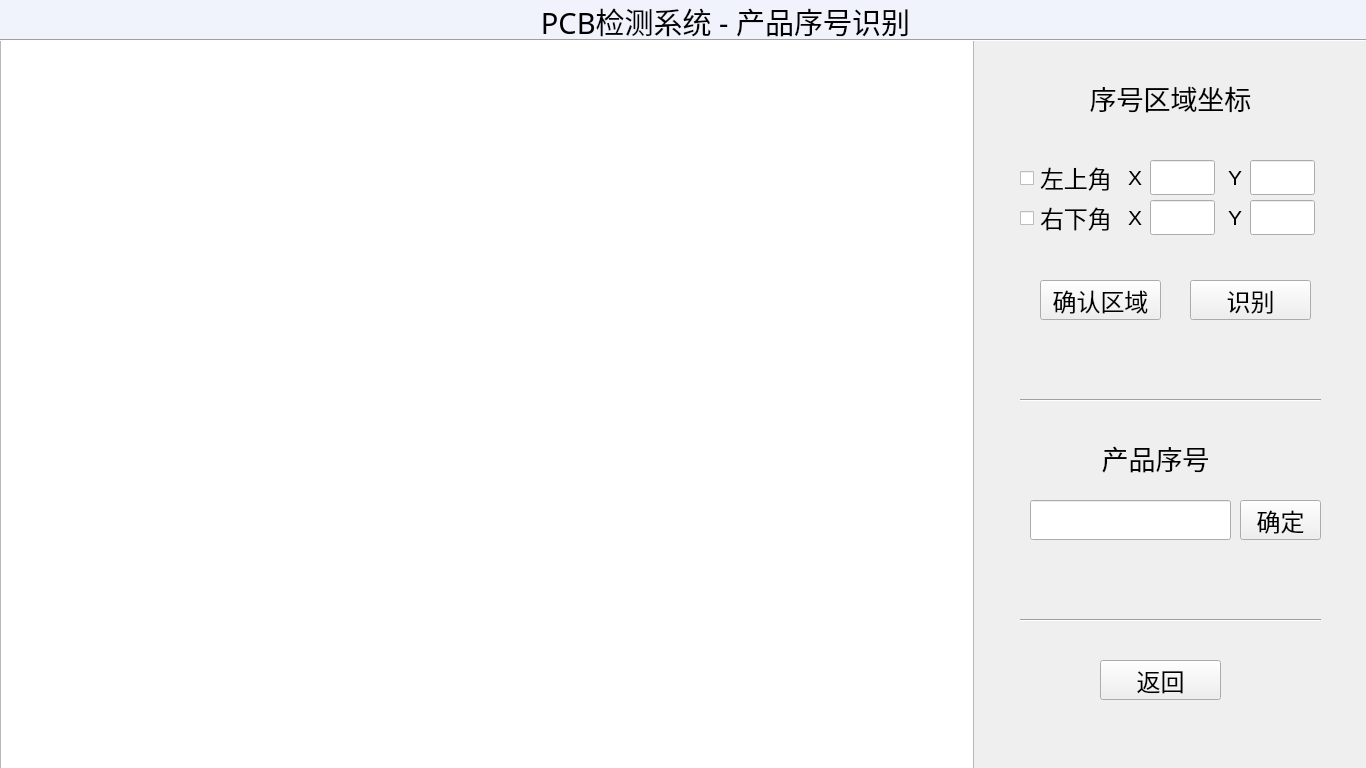
First picture: the form in PCBDetect/ui_1366_768/SerialNumberUI.ui, repository wenyuexin/PCBDetect, before the edit.
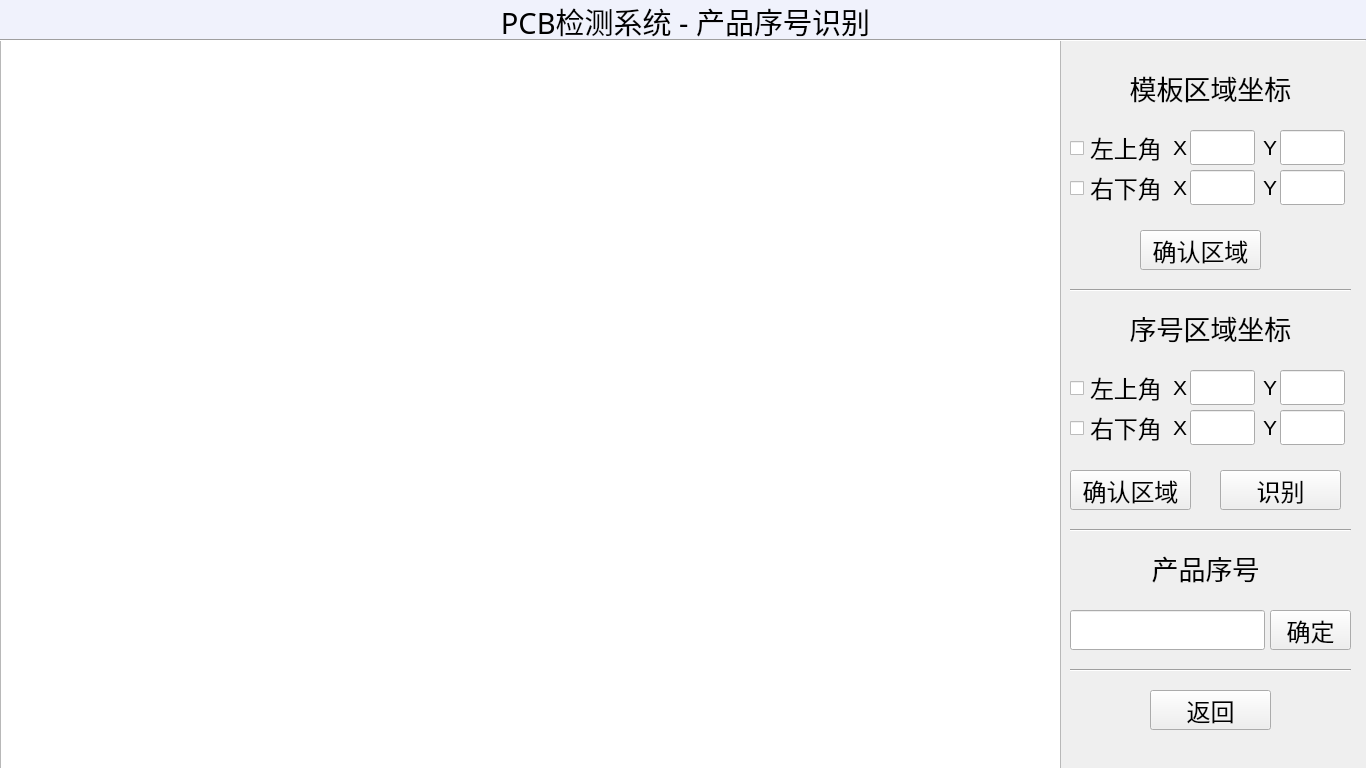
Second picture: the form after the edit.

Diff of the .ui file:
```diff
--- a/PCBDetect/ui_1366_768/SerialNumberUI.ui
+++ b/PCBDetect/ui_1366_768/SerialNumberUI.ui
@@ -18,16 +18,16 @@
     <rect>
      <x>0</x>
      <y>40</y>
-     <width>974</width>
-     <height>731</height>
+     <width>1061</width>
+     <height>729</height>
     </rect>
    </property>
   </widget>
   <widget class="QLineEdit" name="lineEdit_roi_tl_x">
    <property name="geometry">
     <rect>
-     <x>1150</x>
-     <y>160</y>
+     <x>1190</x>
+     <y>370</y>
      <width>65</width>
      <height>35</height>
     </rect>
@@ -37,6 +37,9 @@
      <pointsize>16</pointsize>
     </font>
    </property>
+   <property name="text">
+    <string/>
+   </property>
    <property name="alignment">
     <set>Qt::AlignCenter</set>
    </property>
@@ -44,8 +47,8 @@
   <widget class="QLabel" name="label">
    <property name="geometry">
     <rect>
-     <x>1080</x>
-     <y>80</y>
+     <x>1120</x>
+     <y>310</y>
      <width>181</width>
      <height>35</height>
     </rect>
@@ -67,8 +70,8 @@
   <widget class="QLineEdit" name="lineEdit_roi_tl_y">
    <property name="geometry">
     <rect>
-     <x>1250</x>
-     <y>160</y>
+     <x>1280</x>
+     <y>370</y>
      <width>65</width>
      <height>35</height>
     </rect>
@@ -85,8 +88,8 @@
   <widget class="QLabel" name="label_3">
    <property name="geometry">
     <rect>
-     <x>1040</x>
-     <y>160</y>
+     <x>1090</x>
+     <y>370</y>
      <width>71</width>
      <height>35</height>
     </rect>
@@ -103,8 +106,8 @@
   <widget class="QLabel" name="label_4">
    <property name="geometry">
     <rect>
-     <x>1040</x>
-     <y>200</y>
+     <x>1090</x>
+     <y>410</y>
      <width>71</width>
      <height>35</height>
     </rect>
@@ -121,8 +124,8 @@
   <widget class="QLineEdit" name="lineEdit_roi_br_x">
    <property name="geometry">
     <rect>
-     <x>1150</x>
-     <y>200</y>
+     <x>1190</x>
+     <y>410</y>
      <width>65</width>
      <height>35</height>
     </rect>
@@ -142,8 +145,8 @@
   <widget class="QLineEdit" name="lineEdit_roi_br_y">
    <property name="geometry">
     <rect>
-     <x>1250</x>
-     <y>200</y>
+     <x>1280</x>
+     <y>410</y>
      <width>65</width>
      <height>35</height>
     </rect>
@@ -160,9 +163,9 @@
   <widget class="QLabel" name="label_5">
    <property name="geometry">
     <rect>
-     <x>1120</x>
-     <y>160</y>
-     <width>30</width>
+     <x>1170</x>
+     <y>370</y>
+     <width>20</width>
      <height>35</height>
     </rect>
    </property>
@@ -181,9 +184,9 @@
   <widget class="QLabel" name="label_6">
    <property name="geometry">
     <rect>
-     <x>1220</x>
-     <y>160</y>
-     <width>30</width>
+     <x>1260</x>
+     <y>370</y>
+     <width>20</width>
      <height>35</height>
     </rect>
    </property>
@@ -202,9 +205,9 @@
   <widget class="QLabel" name="label_7">
    <property name="geometry">
     <rect>
-     <x>1120</x>
-     <y>200</y>
-     <width>30</width>
+     <x>1170</x>
+     <y>410</y>
+     <width>20</width>
      <height>35</height>
     </rect>
    </property>
@@ -223,9 +226,9 @@
   <widget class="QLabel" name="label_8">
    <property name="geometry">
     <rect>
-     <x>1220</x>
-     <y>200</y>
-     <width>30</width>
+     <x>1260</x>
+     <y>410</y>
+     <width>20</width>
      <height>35</height>
     </rect>
    </property>
@@ -244,8 +247,8 @@
   <widget class="QPushButton" name="pushButton_getROI">
    <property name="geometry">
     <rect>
-     <x>1040</x>
-     <y>280</y>
+     <x>1070</x>
+     <y>470</y>
      <width>121</width>
      <height>40</height>
     </rect>
@@ -262,9 +265,9 @@
   <widget class="Line" name="line_2">
    <property name="geometry">
     <rect>
-     <x>1020</x>
-     <y>390</y>
-     <width>301</width>
+     <x>1070</x>
+     <y>520</y>
+     <width>281</width>
      <height>20</height>
     </rect>
    </property>
@@ -275,8 +278,8 @@
   <widget class="QLabel" name="label_9">
    <property name="geometry">
     <rect>
-     <x>1090</x>
-     <y>440</y>
+     <x>1140</x>
+     <y>550</y>
      <width>131</width>
      <height>35</height>
     </rect>
@@ -298,9 +301,9 @@
   <widget class="QLineEdit" name="lineEdit_serialNum">
    <property name="geometry">
     <rect>
-     <x>1030</x>
-     <y>500</y>
-     <width>201</width>
+     <x>1070</x>
+     <y>610</y>
+     <width>195</width>
      <height>40</height>
     </rect>
    </property>
@@ -316,8 +319,8 @@
   <widget class="QPushButton" name="pushButton_recognize">
    <property name="geometry">
     <rect>
-     <x>1190</x>
-     <y>280</y>
+     <x>1220</x>
+     <y>470</y>
      <width>121</width>
      <height>40</height>
     </rect>
@@ -334,8 +337,8 @@
   <widget class="QPushButton" name="pushButton_return">
    <property name="geometry">
     <rect>
-     <x>1100</x>
-     <y>660</y>
+     <x>1150</x>
+     <y>690</y>
      <width>121</width>
      <height>40</height>
     </rect>
@@ -352,9 +355,9 @@
   <widget class="Line" name="line_3">
    <property name="geometry">
     <rect>
-     <x>1020</x>
-     <y>610</y>
-     <width>301</width>
+     <x>1070</x>
+     <y>660</y>
+     <width>281</width>
      <height>20</height>
     </rect>
    </property>
@@ -378,7 +381,7 @@
   <widget class="QLabel" name="label_title">
    <property name="geometry">
     <rect>
-     <x>520</x>
+     <x>480</x>
      <y>1</y>
      <width>411</width>
      <height>41</height>
@@ -434,8 +437,8 @@
   <widget class="QPushButton" name="pushButton_confirm">
    <property name="geometry">
     <rect>
-     <x>1240</x>
-     <y>500</y>
+     <x>1270</x>
+     <y>610</y>
      <width>81</width>
      <height>40</height>
     </rect>
@@ -452,8 +455,96 @@
   <widget class="QCheckBox" name="checkBox_roi_tl">
    <property name="geometry">
     <rect>
-     <x>1020</x>
+     <x>1070</x>
+     <y>380</y>
+     <width>16</width>
+     <height>16</height>
+    </rect>
+   </property>
+   <property name="text">
+    <string/>
+   </property>
+  </widget>
+  <widget class="QCheckBox" name="checkBox_ocrRoi_br">
+   <property name="geometry">
+    <rect>
+     <x>1070</x>
+     <y>420</y>
+     <width>16</width>
+     <height>16</height>
+    </rect>
+   </property>
+   <property name="text">
+    <string/>
+   </property>
+  </widget>
+  <widget class="QLineEdit" name="lineEdit_maskRoi_tl_x">
+   <property name="geometry">
+    <rect>
+     <x>1190</x>
+     <y>130</y>
+     <width>65</width>
+     <height>35</height>
+    </rect>
+   </property>
+   <property name="font">
+    <font>
+     <pointsize>16</pointsize>
+    </font>
+   </property>
+   <property name="alignment">
+    <set>Qt::AlignCenter</set>
+   </property>
+  </widget>
+  <widget class="QLabel" name="label_maskRoi_title">
+   <property name="geometry">
+    <rect>
+     <x>1120</x>
+     <y>70</y>
+     <width>181</width>
+     <height>35</height>
+    </rect>
+   </property>
+   <property name="font">
+    <font>
+     <pointsize>20</pointsize>
+     <weight>50</weight>
+     <bold>false</bold>
+    </font>
+   </property>
+   <property name="text">
+    <string>模板区域坐标</string>
+   </property>
+   <property name="alignment">
+    <set>Qt::AlignCenter</set>
+   </property>
+  </widget>
+  <widget class="QLabel" name="label_maskRoi_br_y">
+   <property name="geometry">
+    <rect>
+     <x>1260</x>
      <y>170</y>
+     <width>20</width>
+     <height>35</height>
+    </rect>
+   </property>
+   <property name="font">
+    <font>
+     <pointsize>16</pointsize>
+    </font>
+   </property>
+   <property name="text">
+    <string>Y</string>
+   </property>
+   <property name="alignment">
+    <set>Qt::AlignCenter</set>
+   </property>
+  </widget>
+  <widget class="QCheckBox" name="checkBox_maskRoi_br">
+   <property name="geometry">
+    <rect>
+     <x>1070</x>
+     <y>180</y>
      <width>16</width>
      <height>16</height>
     </rect>
@@ -462,11 +553,120 @@
     <string/>
    </property>
   </widget>
-  <widget class="QCheckBox" name="checkBox_roi_br">
+  <widget class="QLabel" name="label_maskRoi_tl_x">
    <property name="geometry">
     <rect>
-     <x>1020</x>
-     <y>210</y>
+     <x>1170</x>
+     <y>130</y>
+     <width>20</width>
+     <height>35</height>
+    </rect>
+   </property>
+   <property name="font">
+    <font>
+     <pointsize>16</pointsize>
+    </font>
+   </property>
+   <property name="text">
+    <string>X</string>
+   </property>
+   <property name="alignment">
+    <set>Qt::AlignCenter</set>
+   </property>
+  </widget>
+  <widget class="QLabel" name="label_maskRoi_br">
+   <property name="geometry">
+    <rect>
+     <x>1090</x>
+     <y>170</y>
+     <width>71</width>
+     <height>35</height>
+    </rect>
+   </property>
+   <property name="font">
+    <font>
+     <pointsize>18</pointsize>
+    </font>
+   </property>
+   <property name="text">
+    <string>右下角</string>
+   </property>
+  </widget>
+  <widget class="Line" name="line_1">
+   <property name="geometry">
+    <rect>
+     <x>1070</x>
+     <y>280</y>
+     <width>281</width>
+     <height>20</height>
+    </rect>
+   </property>
+   <property name="orientation">
+    <enum>Qt::Horizontal</enum>
+   </property>
+  </widget>
+  <widget class="QLabel" name="label_maskRoi_tl">
+   <property name="geometry">
+    <rect>
+     <x>1090</x>
+     <y>130</y>
+     <width>71</width>
+     <height>35</height>
+    </rect>
+   </property>
+   <property name="font">
+    <font>
+     <pointsize>18</pointsize>
+    </font>
+   </property>
+   <property name="text">
+    <string>左上角</string>
+   </property>
+  </widget>
+  <widget class="QPushButton" name="pushButton_getMaskRoi">
+   <property name="geometry">
+    <rect>
+     <x>1140</x>
+     <y>230</y>
+     <width>121</width>
+     <height>40</height>
+    </rect>
+   </property>
+   <property name="font">
+    <font>
+     <pointsize>18</pointsize>
+    </font>
+   </property>
+   <property name="text">
+    <string>确认区域</string>
+   </property>
+  </widget>
+  <widget class="QLabel" name="label_maskRoi_br_x">
+   <property name="geometry">
+    <rect>
+     <x>1170</x>
+     <y>170</y>
+     <width>20</width>
+     <height>35</height>
+    </rect>
+   </property>
+   <property name="font">
+    <font>
+     <pointsize>16</pointsize>
+    </font>
+   </property>
+   <property name="text">
+    <string>X</string>
+   </property>
+   <property name="alignment">
+    <set>Qt::AlignCenter</set>
+   </property>
+  </widget>
+  <widget class="QCheckBox" name="checkBox_maskRoi_tl">
+   <property name="geometry">
+    <rect>
+     <x>1070</x>
+     <y>140</y>
      <width>16</width>
      <height>16</height>
     </rect>
@@ -475,6 +675,84 @@
     <string/>
    </property>
   </widget>
+  <widget class="QLineEdit" name="lineEdit_maskRoi_br_y">
+   <property name="geometry">
+    <rect>
+     <x>1280</x>
+     <y>170</y>
+     <width>65</width>
+     <height>35</height>
+    </rect>
+   </property>
+   <property name="font">
+    <font>
+     <pointsize>16</pointsize>
+    </font>
+   </property>
+   <property name="alignment">
+    <set>Qt::AlignCenter</set>
+   </property>
+  </widget>
+  <widget class="QLineEdit" name="lineEdit_maskRoi_tl_y">
+   <property name="geometry">
+    <rect>
+     <x>1280</x>
+     <y>130</y>
+     <width>65</width>
+     <height>35</height>
+    </rect>
+   </property>
+   <property name="font">
+    <font>
+     <pointsize>16</pointsize>
+    </font>
+   </property>
+   <property name="alignment">
+    <set>Qt::AlignCenter</set>
+   </property>
+  </widget>
+  <widget class="QLabel" name="label_maskRoi_tl_y">
+   <property name="geometry">
+    <rect>
+     <x>1260</x>
+     <y>130</y>
+     <width>20</width>
+     <height>35</height>
+    </rect>
+   </property>
+   <property name="font">
+    <font>
+     <pointsize>16</pointsize>
+    </font>
+   </property>
+   <property name="text">
+    <string>Y</string>
+   </property>
+   <property name="alignment">
+    <set>Qt::AlignCenter</set>
+   </property>
+  </widget>
+  <widget class="QLineEdit" name="lineEdit_maskRoi_br_x">
+   <property name="geometry">
+    <rect>
+     <x>1190</x>
+     <y>170</y>
+     <width>65</width>
+     <height>35</height>
+    </rect>
+   </property>
+   <property name="font">
+    <font>
+     <pointsize>16</pointsize>
+    </font>
+   </property>
+   <property name="text">
+    <string/>
+   </property>
+   <property name="alignment">
+    <set>Qt::AlignCenter</set>
+   </property>
+  </widget>
   <zorder>label_10</zorder>
   <zorder>graphicsView</zorder>
   <zorder>lineEdit_roi_tl_x</zorder>
```
Left out of the diff: 77 changed lines with no effect on the pictures.
